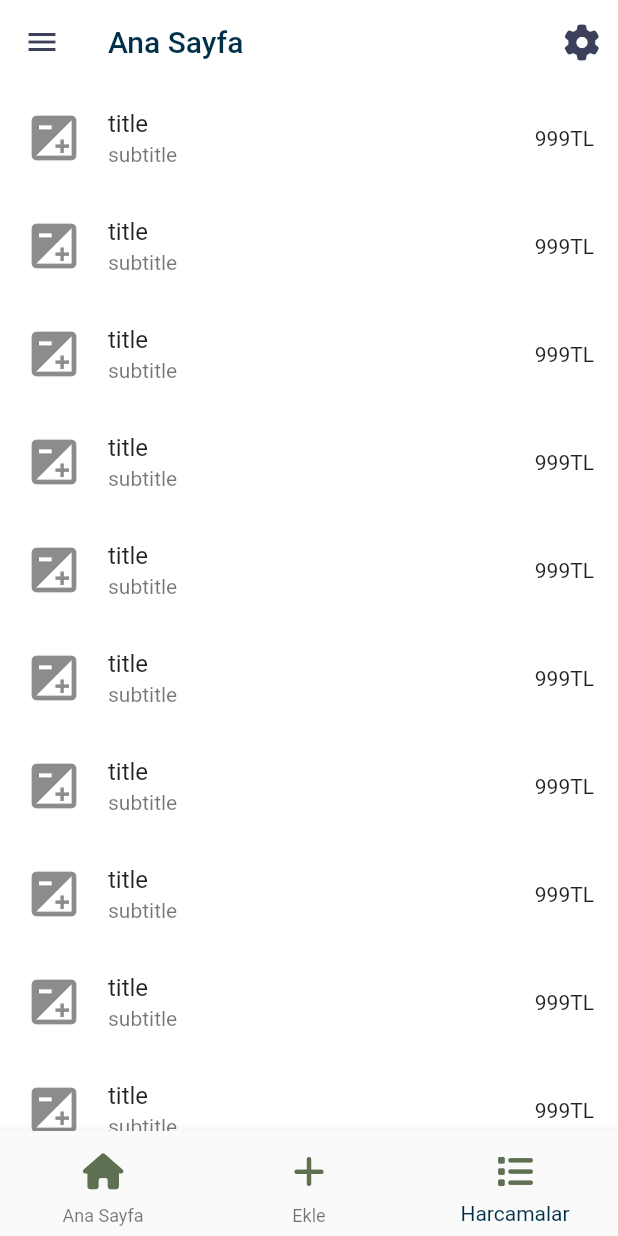
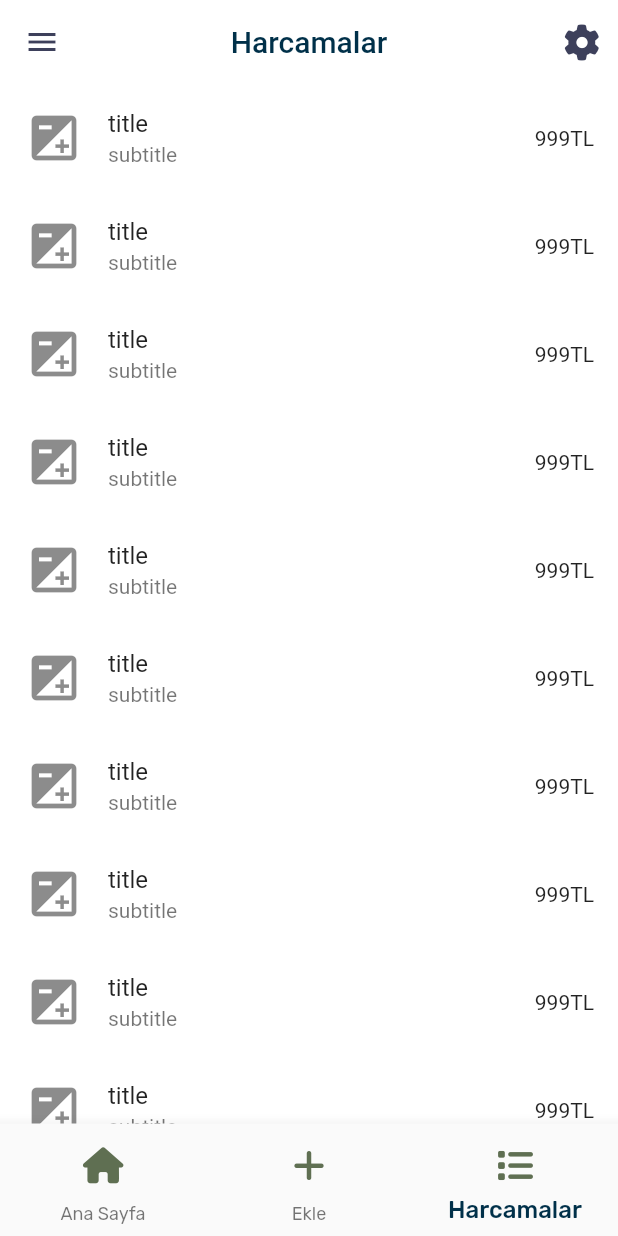
Before and after one commit to hllozglc/Harca, a Flutter app: the screen it shows after launch, item 3 of the bottom bar chosen, on a phone screen of 412 x 824 dp. Run offline on Flutter 3.47's test engine with Material 2 defaults, Android fonts, the light colour scheme and no system bars; our stand-ins replace flutter_screenutil, font_awesome_flutter, get, google_fonts; network calls fail.

Commit message:
22kasımCar

```diff
--- a/lib/view/viewAllExpense.dart
+++ b/lib/view/viewAllExpense.dart
@@ -17,7 +17,7 @@ class _AllExpenseState extends State<AllExpense> {
     return Scaffold(
       drawer: MyDrawer(),
       backgroundColor: Colors.white,
-      appBar: MyAppBar('Ana Sayfa'),
+      appBar: MyAppBar('Harcamalar'),
       body: const MyListView(),
     );
   }
--- a/lib/view/viewMainPage.dart
+++ b/lib/view/viewMainPage.dart
@@ -1,5 +1,6 @@
 import 'package:flutter/material.dart';
 import 'package:font_awesome_flutter/font_awesome_flutter.dart';
+import 'package:google_fonts/google_fonts.dart';
 import 'package:harca/constants/style.dart';
 import 'package:harca/view/viewAddExpense.dart';
 import 'package:harca/view/viewAllExpense.dart';
@@ -37,6 +38,8 @@ class _MainPageState extends State<MainPage> {
     return Scaffold(
       body: getPages(),
       bottomNavigationBar: BottomNavigationBar(
+        unselectedLabelStyle: GoogleFonts.rubik(fontSize: 12),
+        selectedLabelStyle: GoogleFonts.rubik(fontSize: 16,fontWeight: FontWeight.w500),
         selectedItemColor: MyColor.textColor,
         currentIndex: _selectedIndex,
         onTap: _onItemTapped,
--- a/lib/widget/Methods.dart
+++ b/lib/widget/Methods.dart
@@ -4,6 +4,7 @@ import 'package:harca/constants/style.dart';
 
 AppBar MyAppBar(String title) {
   return AppBar(
+    centerTitle: true,
     iconTheme: const IconThemeData(color: MyColor.iconColor),
     elevation: 0,
     backgroundColor: Colors.white,
@@ -15,6 +16,7 @@ AppBar MyAppBar(String title) {
 
 AppBar MyAppBarPage(String title) {
   return AppBar(
+    centerTitle: true,
     iconTheme: const IconThemeData(color: MyColor.iconColor),
     elevation: 0,
     backgroundColor: Colors.white,
```
Also changed, not shown: 2 other files.
